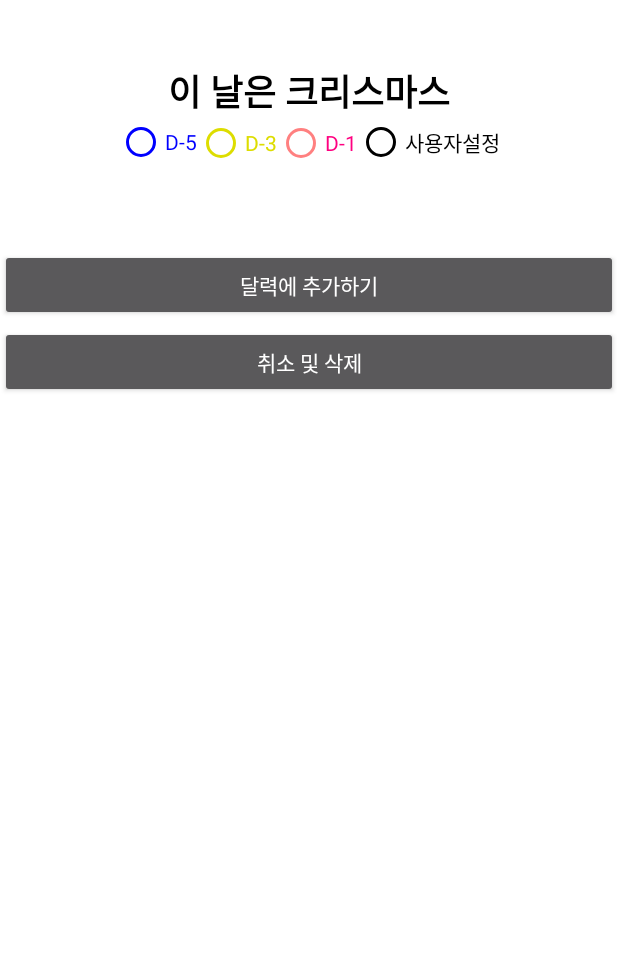
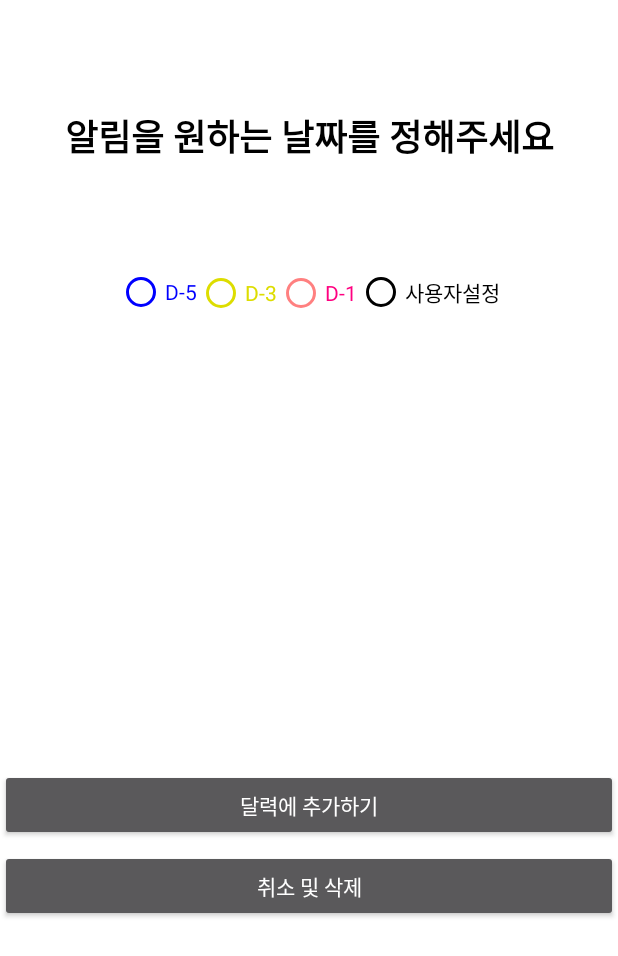
Before and after one commit to wjdghks158/FireBaseTermProject-master, an Android app: the layout activity_detail.xml on its own in the app's theme, with its tools: preview values and no code run, on a phone screen of 412 x 824 dp. Shown: the top 956 px of the screen. Run offline under Robolectric (Android 15) with nearby library versions, the phone set to English and light mode, and no system bars.

Commit message:
다중 알람 설정 및 UI구현

```diff
--- a/app/src/main/res/layout/activity_detail.xml
+++ b/app/src/main/res/layout/activity_detail.xml
@@ -10,8 +10,11 @@
 
     <TextView
         android:id="@+id/title_date"
-        android:layout_width="match_parent"
+        android:layout_width="205dp"
         android:layout_height="wrap_content"
+        android:layout_gravity="center"
+        android:layout_marginTop="20dp"
+        android:textColor="#000000"
         android:textSize="24sp"
         tools:layout_editor_absoluteX="16dp"
         tools:layout_editor_absoluteY="16dp" />
@@ -21,8 +24,8 @@
         android:textColor="#000000"
         android:layout_width="match_parent"
         android:layout_height="wrap_content"
-        android:layout_marginTop="10dp"
-        android:text="이 날은 크리스마스"
+        android:layout_marginTop="20dp"
+        android:text="알림을 원하는 날짜를 정해주세요"
         android:textAlignment="center"
         android:textSize="24sp"
         android:textStyle="bold"
@@ -30,6 +33,7 @@
         tools:layout_editor_absoluteX="0dp" />
 
     <LinearLayout
+        android:layout_marginTop="70dp"
         android:layout_width="wrap_content"
         android:layout_height="wrap_content"
         android:layout_gravity="center"
@@ -98,7 +102,7 @@
         android:id="@+id/btn_plus"
         android:layout_width="match_parent"
         android:layout_height="wrap_content"
-        android:layout_marginTop="3dp"
+        android:layout_marginTop="250dp"
         android:text="달력에 추가하기"
         app:layout_constraintTop_toBottomOf="@+id/min"
         tools:layout_editor_absoluteX="0dp" />
@@ -107,7 +111,7 @@
         android:id="@+id/btn_minus"
         android:layout_width="match_parent"
         android:layout_height="wrap_content"
-        android:layout_marginTop="3dp"
+        android:layout_marginTop="6dp"
         android:text="취소 및 삭제"
         app:layout_constraintTop_toBottomOf="@+id/btn_plus"
         tools:layout_editor_absoluteX="0dp" />
```
Also changed, not shown: app/src/main/java/org/techtown/firebasetermproject/AlarmHATT.java (+5 -3 lines), app/src/main/java/org/techtown/firebasetermproject/DetailActivity.java (+30 -12 lines), app/src/main/java/org/techtown/firebasetermproject/fragment/ThirdFragment.java (+11 -2 lines).
